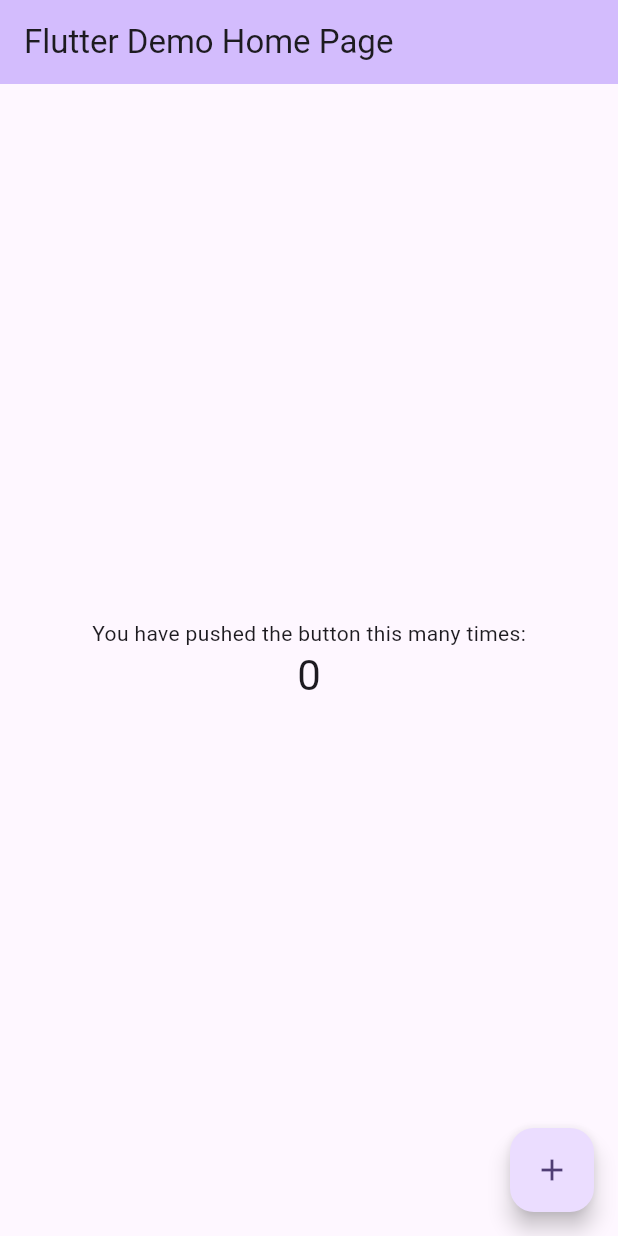
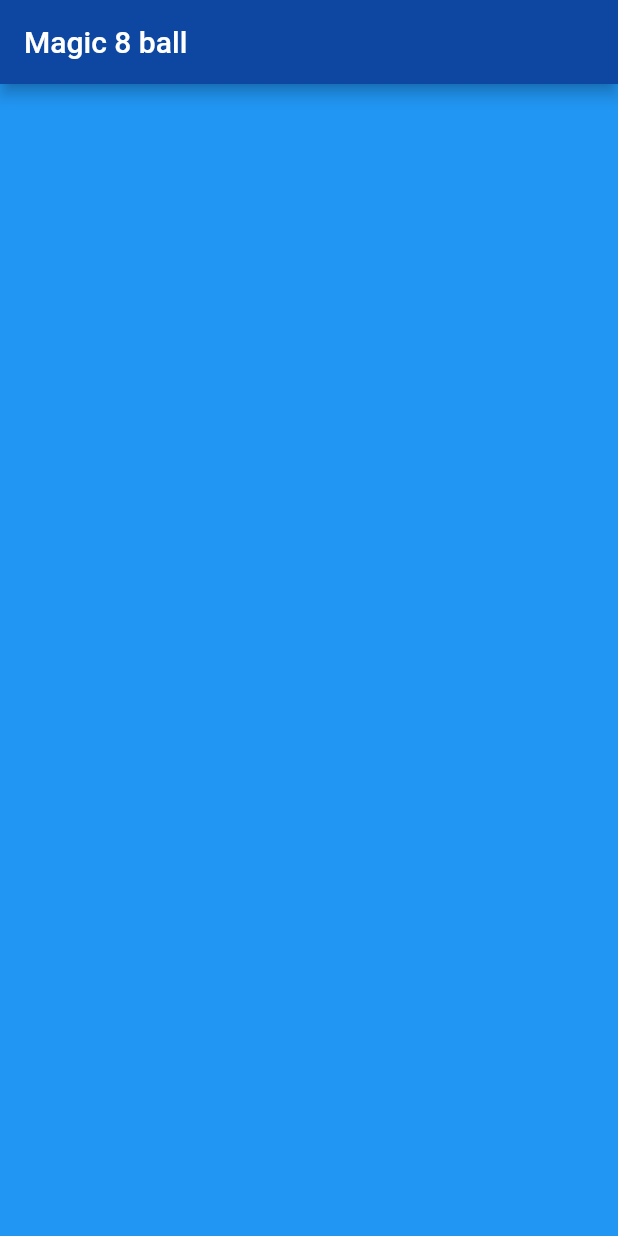
Before and after one commit to AndresLince/magic-8-ball-flutter, a Flutter app: the screen it shows after launch, on a phone screen of 412 x 824 dp. Run offline on Flutter 3.47's test engine with Material 2 defaults, Android fonts, the phone set to English and light mode, and no system bars.

Commit message:
Add page WIP

```diff
--- a/lib/main.dart
+++ b/lib/main.dart
@@ -1,125 +1,14 @@
 import 'package:flutter/material.dart';
 
 void main() {
-  runApp(const MyApp());
+  runApp(MaterialApp(
+    home: Scaffold(
+      backgroundColor: Colors.blue,
+      appBar: AppBar(
+        title: Text('Magic 8 ball'),
+        backgroundColor: Colors.blue[900],
+      ),
+      body: Container(),
+    ),
+  ));
 }
-
-class MyApp extends StatelessWidget {
-  const MyApp({super.key});
-
-  // This widget is the root of your application.
-  @override
-  Widget build(BuildContext context) {
-    return MaterialApp(
-      title: 'Flutter Demo',
-      theme: ThemeData(
-        // This is the theme of your application.
-        //
-        // TRY THIS: Try running your application with "flutter run". You'll see
-        // the application has a blue toolbar. Then, without quitting the app,
-        // try changing the seedColor in the colorScheme below to Colors.green
-        // and then invoke "hot reload" (save your changes or press the "hot
-        // reload" button in a Flutter-supported IDE, or press "r" if you used
-        // the command line to start the app).
-        //
-        // Notice that the counter didn't reset back to zero; the application
-        // state is not lost during the reload. To reset the state, use hot
-        // restart instead.
-        //
-        // This works for code too, not just values: Most code changes can be
-        // tested with just a hot reload.
-        colorScheme: ColorScheme.fromSeed(seedColor: Colors.deepPurple),
-        useMaterial3: true,
-      ),
-      home: const MyHomePage(title: 'Flutter Demo Home Page'),
-    );
-  }
-}
-
-class MyHomePage extends StatefulWidget {
-  const MyHomePage({super.key, required this.title});
-
-  // This widget is the home page of your application. It is stateful, meaning
-  // that it has a State object (defined below) that contains fields that affect
-  // how it looks.
-
-  // This class is the configuration for the state. It holds the values (in this
-  // case the title) provided by the parent (in this case the App widget) and
-  // used by the build method of the State. Fields in a Widget subclass are
-  // always marked "final".
-
-  final String title;
-
-  @override
-  State<MyHomePage> createState() => _MyHomePageState();
-}
-
-class _MyHomePageState extends State<MyHomePage> {
-  int _counter = 0;
-
-  void _incrementCounter() {
-    setState(() {
-      // This call to setState tells the Flutter framework that something has
-      // changed in this State, which causes it to rerun the build method below
-      // so that the display can reflect the updated values. If we changed
-      // _counter without calling setState(), then the build method would not be
-      // called again, and so nothing would appear to happen.
-      _counter++;
-    });
-  }
-
-  @override
-  Widget build(BuildContext context) {
-    // This method is rerun every time setState is called, for instance as done
-    // by the _incrementCounter method above.
-    //
-    // The Flutter framework has been optimized to make rerunning build methods
-    // fast, so that you can just rebuild anything that needs updating rather
-    // than having to individually change instances of widgets.
-    return Scaffold(
-      appBar: AppBar(
-        // TRY THIS: Try changing the color here to a specific color (to
-        // Colors.amber, perhaps?) and trigger a hot reload to see the AppBar
-        // change color while the other colors stay the same.
-        backgroundColor: Theme.of(context).colorScheme.inversePrimary,
-        // Here we take the value from the MyHomePage object that was created by
-        // the App.build method, and use it to set our appbar title.
-        title: Text(widget.title),
-      ),
-      body: Center(
-        // Center is a layout widget. It takes a single child and positions it
-        // in the middle of the parent.
-        child: Column(
-          // Column is also a layout widget. It takes a list of children and
-          // arranges them vertically. By default, it sizes itself to fit its
-          // children horizontally, and tries to be as tall as its parent.
-          //
-          // Column has various properties to control how it sizes itself and
-          // how it positions its children. Here we use mainAxisAlignment to
-          // center the children vertically; the main axis here is the vertical
-          // axis because Columns are vertical (the cross axis would be
-          // horizontal).
-          //
-          // TRY THIS: Invoke "debug painting" (choose the "Toggle Debug Paint"
-          // action in the IDE, or press "p" in the console), to see the
-          // wireframe for each widget.
-          mainAxisAlignment: MainAxisAlignment.center,
-          children: <Widget>[
-            const Text(
-              'You have pushed the button this many times:',
-            ),
-            Text(
-              '$_counter',
-              style: Theme.of(context).textTheme.headlineMedium,
-            ),
-          ],
-        ),
-      ),
-      floatingActionButton: FloatingActionButton(
-        onPressed: _incrementCounter,
-        tooltip: 'Increment',
-        child: const Icon(Icons.add),
-      ), // This trailing comma makes auto-formatting nicer for build methods.
-    );
-  }
-}
```
